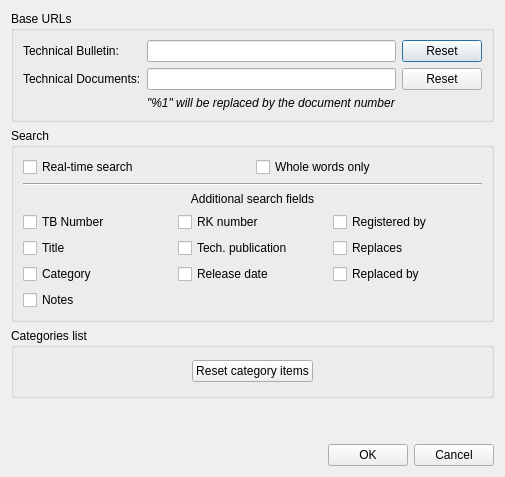
First picture: the form in Dialog/DlgSettings.ui, repository Folco68/TBI, before the edit.
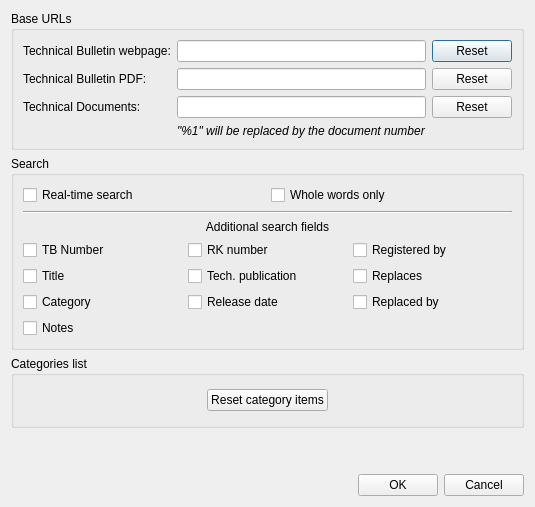
Second picture: the form after the edit.

Commit message: - added the ability to download Technical Bulletin and Customer Technical Information files - renamed some Windows Registry keys - automatically clean some old keys (once per application run)

```diff
--- a/Dialog/DlgSettings.ui
+++ b/Dialog/DlgSettings.ui
@@ -6,8 +6,8 @@
    <rect>
     <x>0</x>
     <y>0</y>
-    <width>486</width>
-    <height>477</height>
+    <width>516</width>
+    <height>507</height>
    </rect>
   </property>
   <property name="windowTitle">
@@ -20,45 +20,7 @@
       <string>Base URLs</string>
      </property>
      <layout class="QGridLayout" name="gridLayout">
-      <item row="0" column="0">
-       <widget class="QLabel" name="LabelTBurl">
-        <property name="text">
-         <string>Technical Bulletin:</string>
-        </property>
-       </widget>
-      </item>
-      <item row="0" column="1">
-       <widget class="QLineEdit" name="EditTBurl">
-        <property name="text">
-         <string/>
-        </property>
-       </widget>
-      </item>
-      <item row="0" column="2">
-       <widget class="QPushButton" name="ButtonResetTBurl">
-        <property name="text">
-         <string>Reset</string>
-        </property>
-       </widget>
-      </item>
-      <item row="1" column="0">
-       <widget class="QLabel" name="LabelTechPubUrl">
-        <property name="text">
-         <string>Technical Documents:</string>
-        </property>
-       </widget>
-      </item>
-      <item row="1" column="1">
-       <widget class="QLineEdit" name="EditTechPubUrl"/>
-      </item>
-      <item row="1" column="2">
-       <widget class="QPushButton" name="ButtonResetTechPubUrl">
-        <property name="text">
-         <string>Reset</string>
-        </property>
-       </widget>
-      </item>
-      <item row="2" column="1">
+      <item row="3" column="1">
        <widget class="QLabel" name="LabelTip">
         <property name="font">
          <font>
@@ -70,6 +32,61 @@
         </property>
        </widget>
       </item>
+      <item row="0" column="2">
+       <widget class="QPushButton" name="ButtonResetTBwebpageUrl">
+        <property name="text">
+         <string>Reset</string>
+        </property>
+       </widget>
+      </item>
+      <item row="0" column="0">
+       <widget class="QLabel" name="LabelTBwebpageUrl">
+        <property name="text">
+         <string>Technical Bulletin webpage:</string>
+        </property>
+       </widget>
+      </item>
+      <item row="2" column="1">
+       <widget class="QLineEdit" name="EditTechPubUrl"/>
+      </item>
+      <item row="2" column="2">
+       <widget class="QPushButton" name="ButtonResetTechPubUrl">
+        <property name="text">
+         <string>Reset</string>
+        </property>
+       </widget>
+      </item>
+      <item row="0" column="1">
+       <widget class="QLineEdit" name="EditTBwebpageUrl">
+        <property name="text">
+         <string/>
+        </property>
+       </widget>
+      </item>
+      <item row="2" column="0">
+       <widget class="QLabel" name="LabelTechPubUrl">
+        <property name="text">
+         <string>Technical Documents:</string>
+        </property>
+       </widget>
+      </item>
+      <item row="1" column="2">
+       <widget class="QPushButton" name="ButtonResetTBpdfUrl">
+        <property name="text">
+         <string>Reset</string>
+        </property>
+       </widget>
+      </item>
+      <item row="1" column="1">
+       <widget class="QLineEdit" name="EditTBpdfUrl"/>
+      </item>
+      <item row="1" column="0">
+       <widget class="QLabel" name="LabelTBpdfUrl">
+        <property name="text">
+         <string>Technical Bulletin PDF:</string>
+        </property>
+       </widget>
+      </item>
      </layout>
     </widget>
    </item>
```
Left out of the diff: 4 changed lines with no effect on the pictures. The commit also changes 11 other files.
